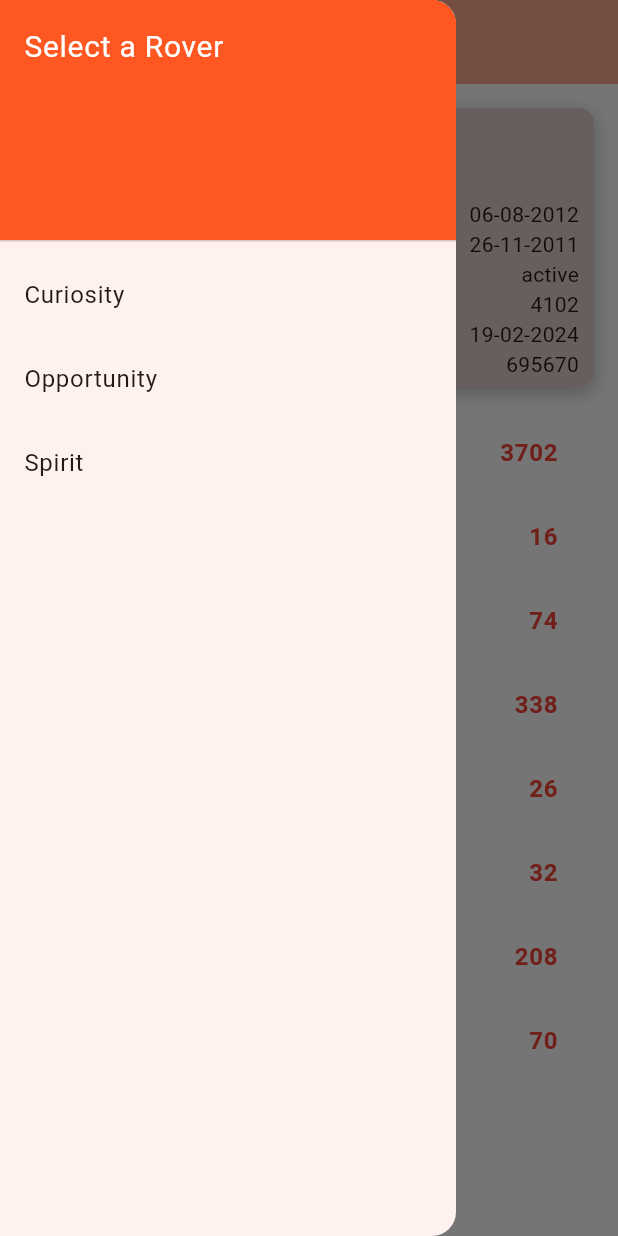
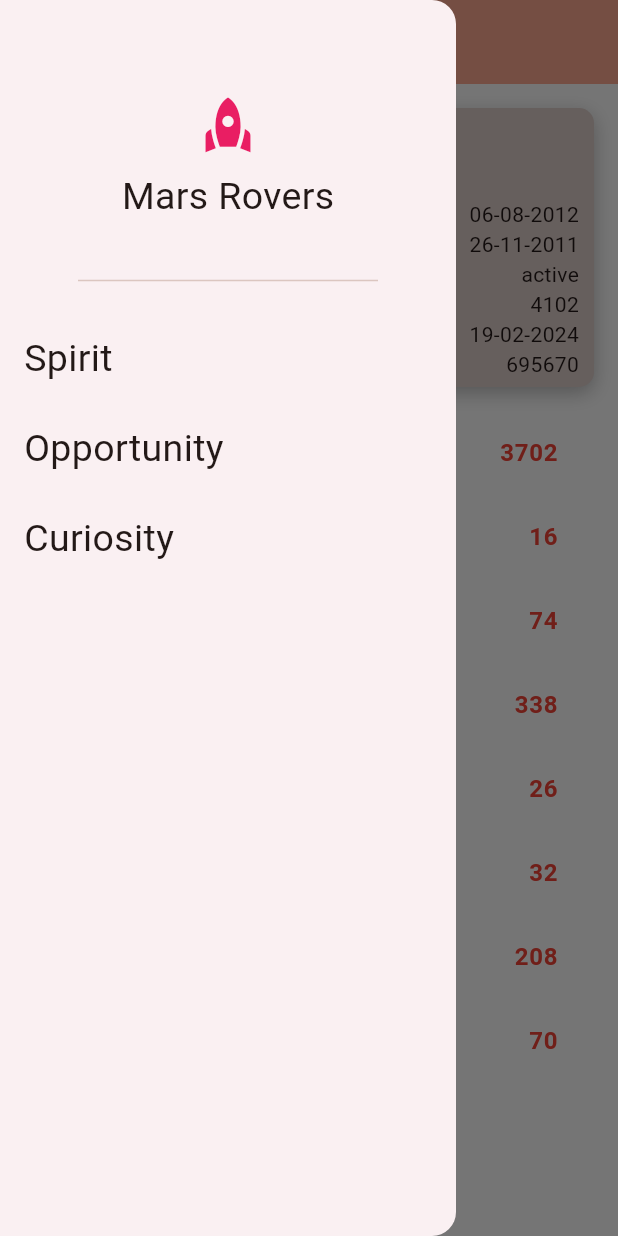
Before and after one commit to Arseid/mars_rovers_api, a Flutter app: the screen it shows after launch, with the side drawer open, on a phone screen of 412 x 824 dp. Run offline on Flutter 3.47's test engine with Material 3 defaults, Android fonts, the phone set to English and light mode, and no system bars.

Commit message:
Drawer Menu Widget

```diff
--- a/lib/views/home_screen.dart
+++ b/lib/views/home_screen.dart
@@ -1,4 +1,5 @@
 import 'package:flutter/material.dart';
+import '../widgets/drawer_menu.dart';
 import '../widgets/rover_info_card.dart';
 import '../widgets/sol_list_item.dart';
 
@@ -33,11 +34,10 @@ class _HomeScreenState extends State<HomeScreen> {
   ];
 
   void _selectRover(String rover) {
+    if (rover == selectedRover) return;
     setState(() {
       selectedRover = rover;
-      // Charger ici les vraies données plus tard
     });
-    Navigator.pop(context);
   }
 
   @override
@@ -49,22 +49,8 @@ class _HomeScreenState extends State<HomeScreen> {
         centerTitle: true,
         backgroundColor: Colors.deepOrange[200],
       ),
-      drawer: Drawer(
-        child: ListView(
-          padding: EdgeInsets.zero,
-          children: [
-            const DrawerHeader(
-              decoration: BoxDecoration(color: Colors.deepOrange),
-              child: Text('Select a Rover',
-                  style: TextStyle(color: Colors.white, fontSize: 20)),
-            ),
-            for (var rover in ['Curiosity', 'Opportunity', 'Spirit'])
-              ListTile(
-                title: Text(rover),
-                onTap: () => _selectRover(rover),
-              ),
-          ],
-        ),
+      drawer: DrawerMenu(
+        onRoverSelected: _selectRover,
       ),
       body: Padding(
         padding: const EdgeInsets.all(16),
--- /dev/null
+++ b/lib/widgets/drawer_menu.dart
@@ -0,0 +1,67 @@
+import 'package:flutter/material.dart';
+
+class DrawerMenu extends StatelessWidget {
+  final Function(String) onRoverSelected;
+
+  const DrawerMenu({super.key, required this.onRoverSelected});
+
+  @override
+  Widget build(BuildContext context) {
+    return Drawer(
+      backgroundColor: const Color(0xFFFAF0F2),
+      child: Column(
+        crossAxisAlignment: CrossAxisAlignment.start,
+        children: [
+          const SizedBox(height: 60),
+
+          const Center(
+            child: Icon(Icons.rocket, size: 45, color: Colors.pink),
+          ),
+          const SizedBox(height: 8),
+          const Center(
+            child: Text(
+              'Mars Rovers',
+              style: TextStyle(
+                fontSize: 25
+              ),
+            ),
+          ),
+
+          const SizedBox(height: 30),
+
+          const Row(
+            mainAxisAlignment: MainAxisAlignment.center,
+            children: [
+              SizedBox(
+                width: 200,
+                child: Divider(
+                  thickness: 1,
+                  color: Color(0xFFDBC6C0),
+                ),
+              ),
+            ],
+          ),
+
+          const SizedBox(height: 14),
+          ...['Spirit', 'Opportunity', 'Curiosity'].map(
+                (rover) => Padding(
+              padding: const EdgeInsets.symmetric(horizontal: 16, vertical: 12),
+              child: GestureDetector(
+                onTap: () {
+                  onRoverSelected(rover);
+                  Navigator.pop(context);
+                },
+                child: Text(
+                  rover,
+                  style: const TextStyle(
+                    fontSize: 25
+                  ),
+                ),
+              ),
+            ),
+          ),
+        ],
+      ),
+    );
+  }
+}
```
